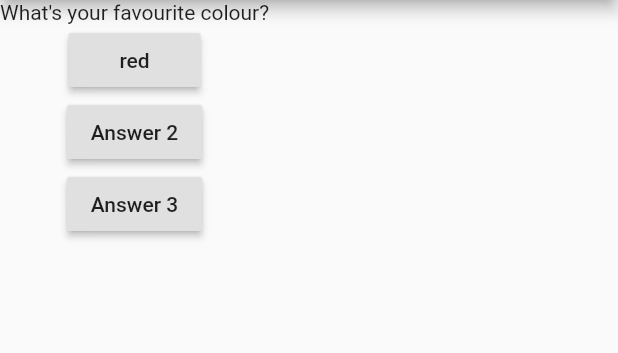
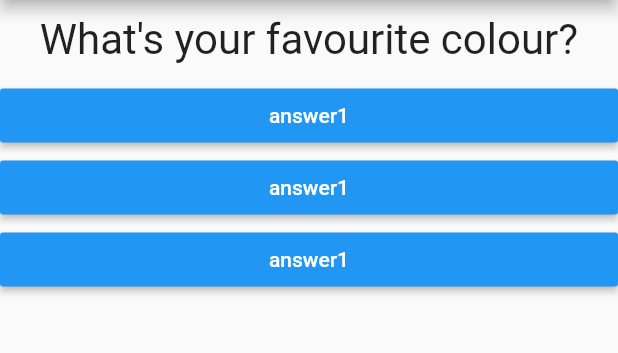
Before and after one commit to kimjaehu/first_app_pra, a Flutter app: the screen it shows after launch, on a phone screen of 412 x 824 dp, the part 84-437 px from its top. Run offline on Flutter 3.47's test engine with Material 2 defaults, Android fonts, the phone set to English and light mode, and no system bars.

Commit message:
added answer and question in separate file

```diff
--- /dev/null
+++ b/lib/answer.dart
@@ -0,0 +1,20 @@
+import 'package:flutter/material.dart';
+
+class Answer extends StatelessWidget {
+  final Function selectHandler;
+
+  Answer(this.selectHandler);
+
+  @override
+  Widget build(BuildContext context) {
+    return Container(
+      width: double.infinity,
+      child: RaisedButton(
+        color: Colors.blue,
+        textColor: Colors.white,
+        child: Text('answer1'),
+        onPressed: selectHandler,
+      ),
+    );
+  }
+}
--- a/lib/main.dart
+++ b/lib/main.dart
@@ -1,6 +1,7 @@
 import 'package:flutter/material.dart';
 
 import './question.dart';
+import './answer.dart';
 
 // void main() {
 //   runApp(MyApp());
@@ -40,19 +41,12 @@ var _questionIndex = 0;
         ),
         body: Column(
           children: [
-            Question(questions[_questionIndex],),
-            RaisedButton(
-              child: Text('red'),
-              onPressed: _answerQuestion,
+            Question(
+              questions[_questionIndex],
             ),
-            RaisedButton(
-              child: Text('Answer 2'),
-              onPressed: _answerQuestion,
-            ),
-            RaisedButton(
-              child: Text('Answer 3'),
-              onPressed: _answerQuestion,
-            ),
+            Answer(_answerQuestion),
+            Answer(_answerQuestion),
+            Answer(_answerQuestion),
           ],
         ),
       ),
--- a/lib/question.dart
+++ b/lib/question.dart
@@ -1,12 +1,20 @@
 import 'package:flutter/material.dart';
 
 class Question extends StatelessWidget {
-  String questionText;
+  final String questionText;
 
   Question(this.questionText);
 
   @override
   Widget build(BuildContext context) {
-    return Text(questionText);
+    return Container(
+      width: double.infinity,
+      margin: EdgeInsets.all(10),
+      child: Text(
+        questionText,
+        style: TextStyle(fontSize: 28),
+        textAlign: TextAlign.center,
+      ),
+    );
   }
 }
```
